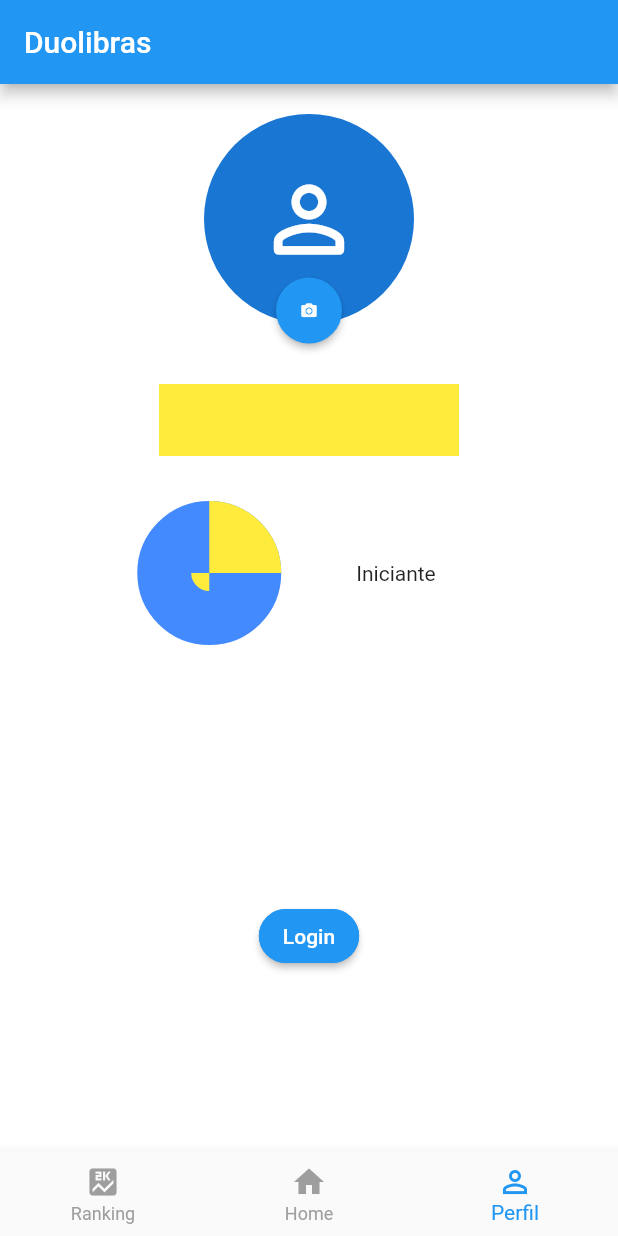
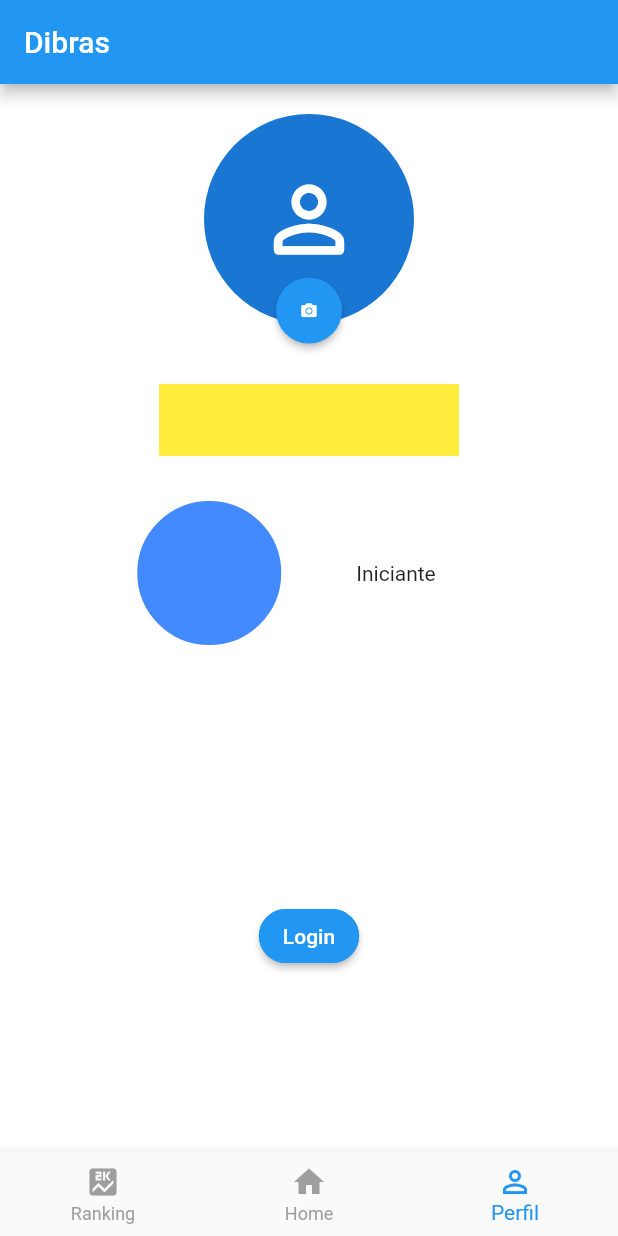
Before and after one commit to caiocv18/duolibras, a Flutter app: the screen it shows after launch, item 3 of the bottom bar chosen, on a phone screen of 412 x 824 dp. Run offline on Flutter 3.47's test engine with Material 2 defaults, Android fonts, the light colour scheme and no system bars; our stand-ins replace camera, cloud_firestore, firebase_auth, firebase_core, firebase_dynamic_links, firebase_storage and 4 more; missing offline and left inert: firebase_core_web, tflite; accounts and stored records are empty.

Commit message:
Image Profile rouded

```diff
--- a/duolibras/lib/Modules/ExercisesModule/Screens/exerciseMultiChoiceScreen.dart
+++ b/duolibras/lib/Modules/ExercisesModule/Screens/exerciseMultiChoiceScreen.dart
@@ -99,7 +99,7 @@ class ExerciseMultiChoiceScreen extends ExerciseScreen {
             _mediaQuery.padding.bottom +
             appBar.preferredSize.height +
             _mediaQuery.padding.top +
-            67);
+            70);
 
     return Scaffold(
         // appBar: AppBarWidget(),
--- a/duolibras/lib/Modules/ExercisesModule/ViewModel/exerciseViewModel.dart
+++ b/duolibras/lib/Modules/ExercisesModule/ViewModel/exerciseViewModel.dart
@@ -35,7 +35,7 @@ class ExerciseViewModel with ExerciseWritingViewModel {
   }
 
   bool isGestureCorrect(String label, double confidence, Exercise exercise) {
-    return exercise.correctAnswer == label && confidence > 0.8;
+    return exercise.correctAnswer == label && confidence > 0.9;
   }
 
   void didSubmitGesture(String label, double confidence, Exercise exercise,
--- a/duolibras/lib/Modules/ExercisesModule/Widgets/Components/TextStream.dart
+++ b/duolibras/lib/Modules/ExercisesModule/Widgets/Components/TextStream.dart
@@ -63,7 +63,7 @@ class TextStreamState extends State<TextStream> {
             valueColor: AlwaysStoppedAnimation<Color>(
                 widget.label != resultText ? Colors.red : Colors.green),
             minHeight: 20,
-            value: confidence),
+            value: resultText == "Neutro" ? 0.0 : confidence),
       ),
     ]));
   }
--- a/duolibras/lib/Modules/HomeModule/homeScreen.dart
+++ b/duolibras/lib/Modules/HomeModule/homeScreen.dart
@@ -11,10 +11,14 @@ class HomeScreen extends StatefulWidget {
 }
 
 class _HomeScreenState extends State<HomeScreen> {
-  int _currentIndex = 0;
+  int _currentIndex = 1;
 
-  final _pages = [RankingScreen(), LearningScreen(LearningViewModel()), ProfileFlow(setupPageRoute: ProfileFlow.routeProfile)];
-  late Widget _page = _pages[0];
+  final _pages = [
+    RankingScreen(),
+    LearningScreen(LearningViewModel()),
+    ProfileFlow(setupPageRoute: ProfileFlow.routeProfile)
+  ];
+  late Widget _page = _pages[_currentIndex];
 
   BottomNavigationBar get bottomNavigationBar {
     return BottomNavigationBar(
@@ -24,7 +28,8 @@ class _HomeScreenState extends State<HomeScreen> {
             label: "Ranking",
             backgroundColor: _currentIndex == 1 ? Colors.blue : Colors.white),
         BottomNavigationBarItem(icon: Icon(Icons.home), label: "Home"),
-        BottomNavigationBarItem(icon: Icon(Icons.person_outline), label: "Perfil"),
+        BottomNavigationBarItem(
+            icon: Icon(Icons.person_outline), label: "Perfil"),
       ],
       type: BottomNavigationBarType.fixed,
       onTap: (index) {
@@ -53,7 +58,7 @@ class _HomeScreenState extends State<HomeScreen> {
   Widget build(BuildContext context) {
     return Scaffold(
       appBar: AppBar(
-        title: Text("Duolibras"),
+        title: Text("Dibras"),
         // actions: [
         //   IconButton(
         //       icon: Icon(Icons.person),
--- a/duolibras/lib/Modules/LearningModule/Widgets/learningScreen.dart
+++ b/duolibras/lib/Modules/LearningModule/Widgets/learningScreen.dart
@@ -100,7 +100,7 @@ class _LearningScreenState extends State<LearningScreen> {
                         _mediaQuery.padding.bottom +
                         appBar.preferredSize.height +
                         _mediaQuery.padding.top +
-                        25),
+                        85),
                 child: ListView.builder(
                     padding: EdgeInsets.only(bottom: 10),
                     itemCount:
--- a/duolibras/lib/Modules/ProfileModule/profileImageButton.dart
+++ b/duolibras/lib/Modules/ProfileModule/profileImageButton.dart
@@ -8,7 +8,7 @@ import 'package:duolibras/Modules/ProfileModule/takePictureScreen.dart';
 import 'package:duolibras/Network/Authentication/UserSession.dart';
 import 'package:flutter/material.dart';
 
-class ProfileImageButton extends StatefulWidget  {
+class ProfileImageButton extends StatefulWidget {
   final bool isEnabled;
   final ProfileViewModel viewModel;
 
@@ -25,32 +25,45 @@ class _ProfileImageButtonState extends State<ProfileImageButton> {
   Widget build(BuildContext context) {
     return Container(
         alignment: Alignment.center,
-        child: (
-          Stack(alignment: AlignmentDirectional.bottomCenter, fit: StackFit.loose, overflow: Overflow.visible, clipBehavior: Clip.hardEdge, children: [
-            CircleAvatar(radius: 70,
-              child: imageUrl != null ?
+        child: (Stack(
+            alignment: AlignmentDirectional.bottomCenter,
+            fit: StackFit.loose,
+            overflow: Overflow.visible,
+            clipBehavior: Clip.hardEdge,
+            children: [
+              CircleAvatar(
+                  radius: 70,
+                  child: imageUrl != null
+                      ?
+                      // Container(
+                      //   width: MediaQuery.of(context).size.width,
+                      //   height: 100,
+                      //   decoration: BoxDecoration(
+                      //     image: DecorationImage(
+                      //       fit: BoxFit.fill,
+                      //       image: FileImage(File(imageUrl!)),
+                      //     ),
+                      //   ),
+                      // )
+
                       Container(
-                width: MediaQuery.of(context).size.width,
-                height: 100,
-                decoration: BoxDecoration(
-                  image: DecorationImage(
-                    fit: BoxFit.fill,
-                    image: FileImage(File(imageUrl!)),
-                  ),
-                ),
-              ):
-              Container(child: Icon(
+                          width: 190.0,
+                          height: 190.0,
+                          decoration: new BoxDecoration(
+                              shape: BoxShape.circle,
+                              image: new DecorationImage(
+                                  fit: BoxFit.cover,
+                                  image: FileImage(File(imageUrl!)))))
+                      : Container(
+                          child: Icon(
                           Icons.person_outline_rounded,
                           color: Colors.white,
                           size: 70,
-                semanticLabel: 'Text to announce in accessibility modes',
-              ))
-            )
-            , Positioned(child: cameraButton(), bottom: -15)
-          ]
-          )
-        )
-      );
+                          semanticLabel:
+                              'Text to announce in accessibility modes',
+                        ))),
+              Positioned(child: cameraButton(), bottom: -15)
+            ])));
   }
 
   Widget cameraButton() {
@@ -79,7 +92,8 @@ class _ProfileImageButtonState extends State<ProfileImageButton> {
     final frontalCamera = await _getCamera(CameraLensDirection.front);
     Navigator.push(
         context,
-        MaterialPageRoute(builder: (context) =>  TakePictureScreen(camera: frontalCamera),
+        MaterialPageRoute(
+          builder: (context) => TakePictureScreen(camera: frontalCamera),
         )).then((value) {
       var imagePath = value as String?;
       setState(() {
--- a/duolibras/lib/Modules/ProfileModule/profilePage.dart
+++ b/duolibras/lib/Modules/ProfileModule/profilePage.dart
@@ -38,7 +38,8 @@ class _ProfileFlowState extends State<ProfileFlow> {
         page = SignInPage();
         break;
       case ProfileFlow.routeSettings:
-        page = SignInPage();;
+        page = SignInPage();
+        ;
         break;
     }
 
@@ -110,9 +111,14 @@ class _ProfilePageState extends State<ProfilePage> {
                 SizedBox(height: 20),
                 ProfileImageButton(isLogged, _viewModel),
                 SizedBox(height: 40),
-                Container(child: CustomTextfield(nameTextfieldController, "${UserSession.instance.user.name}", isLogged), width: 200),
+                Container(
+                    child: CustomTextfield(nameTextfieldController,
+                        "${UserSession.instance.user.name}", isLogged),
+                    width: 200),
                 SizedBox(height: 60),
-                Container(child: ProgressWidget(0.25)),
+                Container(
+                    child: ProgressWidget(
+                        UserSession.instance.user.currentProgress / 100)),
                 SizedBox(height: 200),
                 ElevatedButton(
                   child: Text(isLogged ? "Log out" : "Login"),
@@ -123,8 +129,7 @@ class _ProfilePageState extends State<ProfilePage> {
                           _userHasChanged = true;
                         });
                       });
-                    }
-                    else {
+                    } else {
                       Navigator.of(context).pushNamed(ProfileFlow.routeSignIn);
                     }
                   },
@@ -135,9 +140,6 @@ class _ProfilePageState extends State<ProfilePage> {
                               side: BorderSide(color: Colors.blue)))),
                 ),
               ],
-            )))
-    );
+            ))));
   }
-
-
 }
--- a/duolibras/lib/Modules/RankingModule/rankingScreen.dart
+++ b/duolibras/lib/Modules/RankingModule/rankingScreen.dart
@@ -39,7 +39,8 @@ class _RankingScreenState extends State<RankingScreen> {
     final _containerHeight = _mediaQuery.size.height -
         (kBottomNavigationBarHeight +
             _mediaQuery.padding.bottom +
-            _mediaQuery.padding.top);
+            _mediaQuery.padding.top +
+            20);
 
     return widget._viewModel.loading
         ? Center(
--- a/duolibras/lib/main.dart
+++ b/duolibras/lib/main.dart
@@ -8,7 +8,6 @@ import 'package:duolibras/Modules/ProfileModule/profileImageButton.dart';
 import 'package:duolibras/Modules/ProfileModule/profilePage.dart';
 
 import 'package:firebase_core/firebase_core.dart';
-import 'package:duolibras/Modules/LearningModule/Widgets/learningScreen.dart';
 import 'package:flutter/material.dart';
 
 Future<void> main() async {
@@ -52,8 +51,7 @@ class MyApp extends StatelessWidget {
         onGenerateRoute: (settings) =>
             MainRouter.instance.onGenerateRoute(settings),
         navigatorKey: MainRouter.instance.navigatorKey,
-        home:
-        LaunchScreen(MainRouter.instance.initialLoadCompleted)
+        home: LaunchScreen(MainRouter.instance.initialLoadCompleted)
 
         // MLExerciseWidget()
         );
```
Lines whose indentation alone changed are shown as unchanged.
